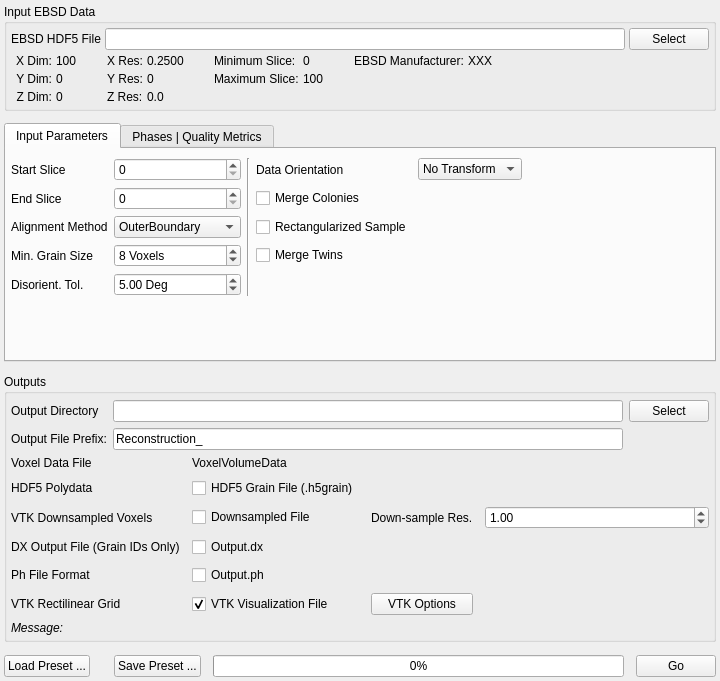
First picture: the form in Source/Plugins/Reconstruction/UI/ReconstructionWidget.ui, repository BlueQuartzSoftware/DREAM3D, before the edit.
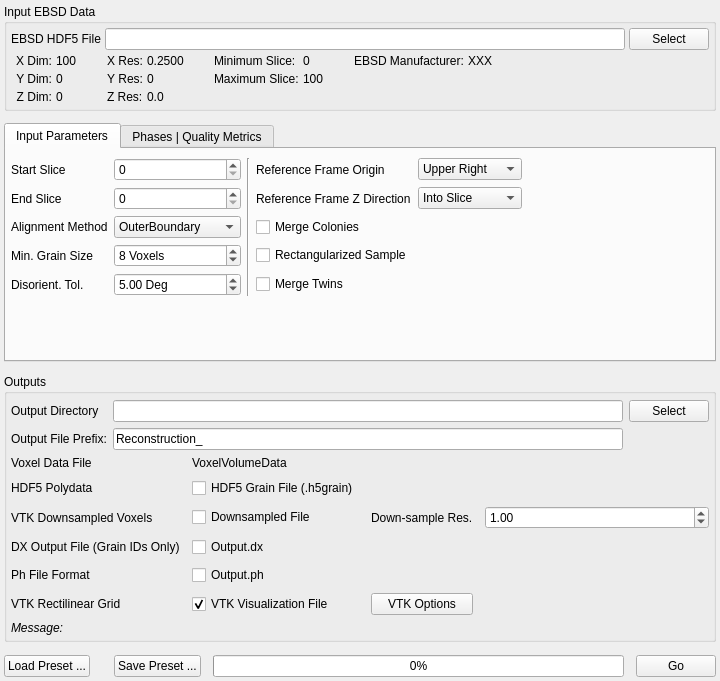
Second picture: the form after the edit. Icons and pictures are not drawn. Custom widgets are drawn as their Qt base class.

Commit message: working on fixing hkl and tsl reference frame issues.  there are compile errors right now in the ctfreader.cpp due to col and nCols not being passed in like they are in angreader.cpp. Also, I have not yet fixed the math in the orientations and coordinates, but working to get code compiling properly.

Diff of the .ui file:
```diff
--- a/Source/Plugins/Reconstruction/UI/ReconstructionWidget.ui
+++ b/Source/Plugins/Reconstruction/UI/ReconstructionWidget.ui
@@ -342,20 +342,13 @@
         <number>3</number>
        </property>
        <item>
-        <layout class="QGridLayout" name="gridLayout_6" rowstretch="1,1,1,1,1,0">
+        <layout class="QGridLayout" name="gridLayout_6" rowstretch="1,1,1,1,1">
          <property name="rightMargin">
           <number>10</number>
          </property>
          <property name="spacing">
           <number>6</number>
          </property>
-         <item row="1" column="3">
-          <widget class="QCheckBox" name="m_MergeColonies">
-           <property name="text">
-            <string>Merge Colonies</string>
-           </property>
-          </widget>
-         </item>
          <item row="0" column="0">
           <widget class="QLabel" name="label_5">
            <property name="text">
@@ -471,13 +464,6 @@
            </property>
           </widget>
          </item>
-         <item row="2" column="3">
-          <widget class="QCheckBox" name="m_FillinSample">
-           <property name="text">
-            <string>Rectangularized Sample</string>
-           </property>
-          </widget>
-         </item>
          <item row="0" column="2" rowspan="5">
           <widget class="Line" name="line_2">
            <property name="orientation">
@@ -488,14 +474,14 @@
          <item row="0" column="3">
           <widget class="QLabel" name="label_3">
            <property name="text">
-            <string>Data Orientation</string>
+            <string>Reference Frame Origin</string>
            </property>
           </widget>
          </item>
          <item row="0" column="4">
           <widget class="QComboBox" name="m_Orientation">
            <property name="currentIndex">
-            <number>4</number>
+            <number>0</number>
            </property>
            <item>
             <property name="text">
@@ -524,13 +510,6 @@
            </item>
           </widget>
          </item>
-         <item row="3" column="3">
-          <widget class="QCheckBox" name="m_MergeTwins">
-           <property name="text">
-            <string>Merge Twins</string>
-           </property>
-          </widget>
-         </item>
          <item row="0" column="5" rowspan="5">
           <spacer name="horizontalSpacer">
            <property name="orientation">
@@ -544,6 +523,48 @@
            </property>
           </spacer>
          </item>
+         <item row="4" column="3">
+          <widget class="QCheckBox" name="m_MergeTwins">
+           <property name="text">
+            <string>Merge Twins</string>
+           </property>
+          </widget>
+         </item>
+         <item row="3" column="3">
+          <widget class="QCheckBox" name="m_FillinSample">
+           <property name="text">
+            <string>Rectangularized Sample</string>
+           </property>
+          </widget>
+         </item>
+         <item row="2" column="3">
+          <widget class="QCheckBox" name="m_MergeColonies">
+           <property name="text">
+            <string>Merge Colonies</string>
+           </property>
+          </widget>
+         </item>
+         <item row="1" column="3">
+          <widget class="QLabel" name="label_24">
+           <property name="text">
+            <string>Reference Frame Z Direction</string>
+           </property>
+          </widget>
+         </item>
+         <item row="1" column="4">
+          <widget class="QComboBox" name="m_RefFrameZDir">
+           <item>
+            <property name="text">
+             <string>Into Slice</string>
+            </property>
+           </item>
+           <item>
+            <property name="text">
+             <string>Out of Slice</string>
+            </property>
+           </item>
+          </widget>
+         </item>
         </layout>
        </item>
        <item>
```
Left out of the diff: 8 changed lines with no effect on the pictures. The commit also changes 13 other files.
